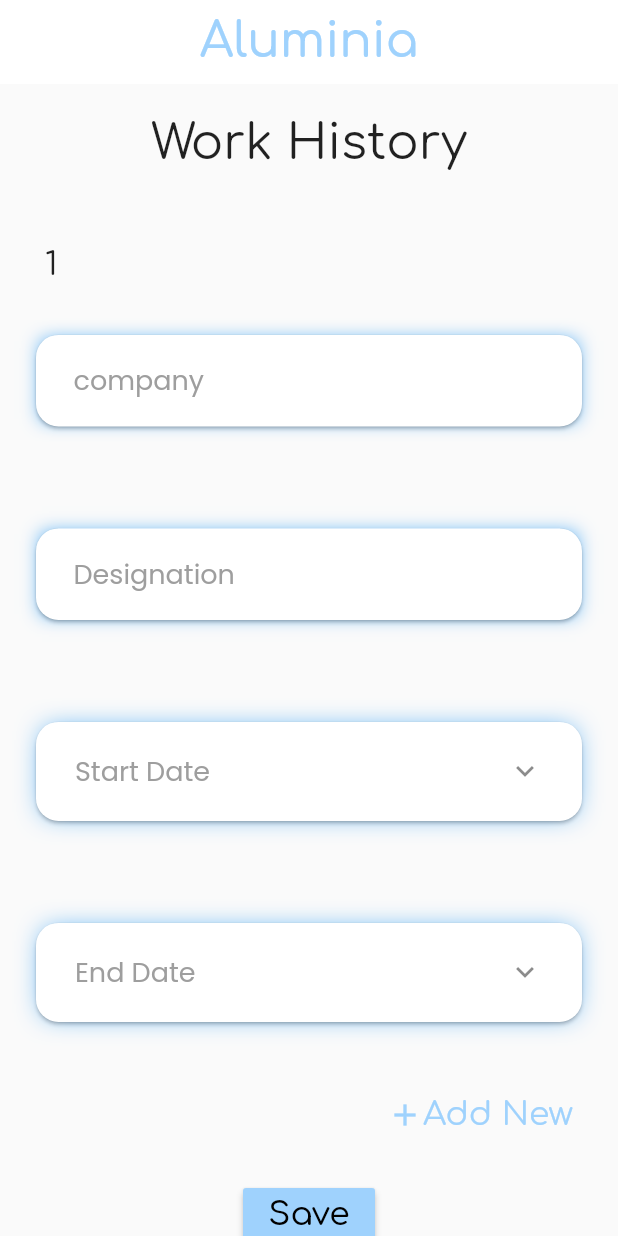
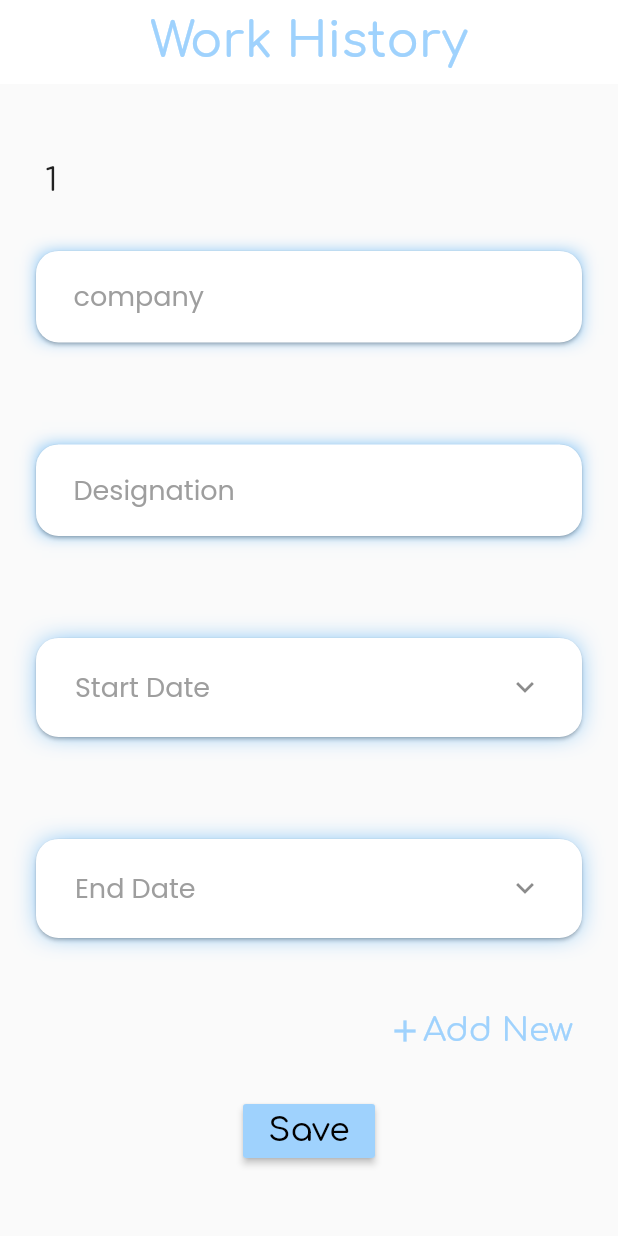
Before and after one commit to kratijain1606/Aluminia-FirebaseEdition, a Flutter app: the Education screen opened directly, after a tap on "Save", on a phone screen of 412 x 824 dp. Run offline on Flutter 3.47's test engine with Material 2 defaults, Android fonts, the phone set to English and light mode, and no system bars; our stand-ins replace cached_network_image, cloud_firestore, email_validator, firebase_auth, firebase_core, firebase_storage and 4 more; missing offline and left inert: imgur; accounts and stored records are empty.

Commit message:
Set proper heading in  work history and education

```diff
--- a/lib/Screens/OnBoarding/Education.dart
+++ b/lib/Screens/OnBoarding/Education.dart
@@ -32,7 +32,7 @@ class _EducationState extends State<Education> {
     return Scaffold(
         appBar: AppBar(
           title: Text(
-            "Aluminia",
+            "Education History",
             style: GoogleFonts.comfortaa(color: blu, fontSize: 32),
           ),
           backgroundColor: Colors.white,
@@ -44,14 +44,6 @@ class _EducationState extends State<Education> {
           children: [
             SizedBox(
               height: w * 40 / 740,
-            ),
-            Center(
-                child: Text(
-              "Education History",
-              style: GoogleFonts.comfortaa(fontSize: 32),
-            )),
-            SizedBox(
-              height: 20,
             ),
             Container(
               height: 0.7 * h,
--- a/lib/Screens/OnBoarding/WorkHistory.dart
+++ b/lib/Screens/OnBoarding/WorkHistory.dart
@@ -22,7 +22,7 @@ class _WorkHistoryState extends State<WorkHistory> {
     return Scaffold(
         appBar: AppBar(
           title: Text(
-            "Aluminia",
+            "Work History",
             style: GoogleFonts.comfortaa(color: blu, fontSize: 32),
           ),
           backgroundColor: Colors.white,
@@ -34,14 +34,6 @@ class _WorkHistoryState extends State<WorkHistory> {
           children: [
             SizedBox(
               height: w * 40 / 740,
-            ),
-            Center(
-                child: Text(
-              "Work History",
-              style: GoogleFonts.comfortaa(fontSize: 32),
-            )),
-            SizedBox(
-              height: 20,
             ),
             Container(
               height: 0.7 * h,
```
